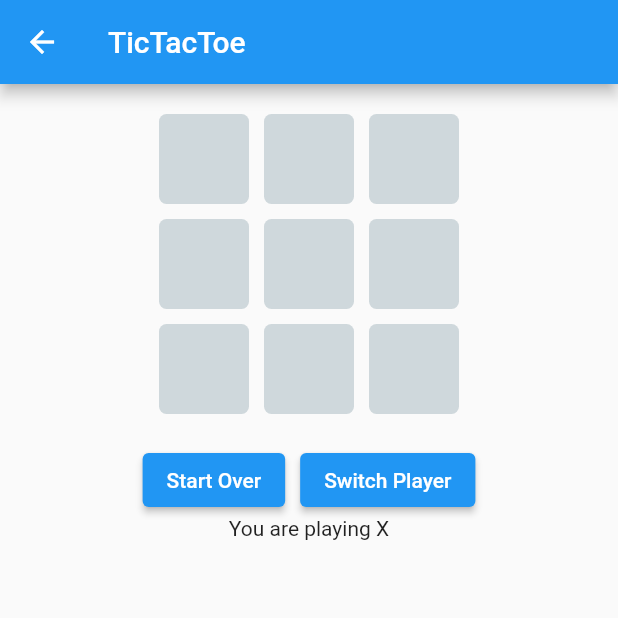
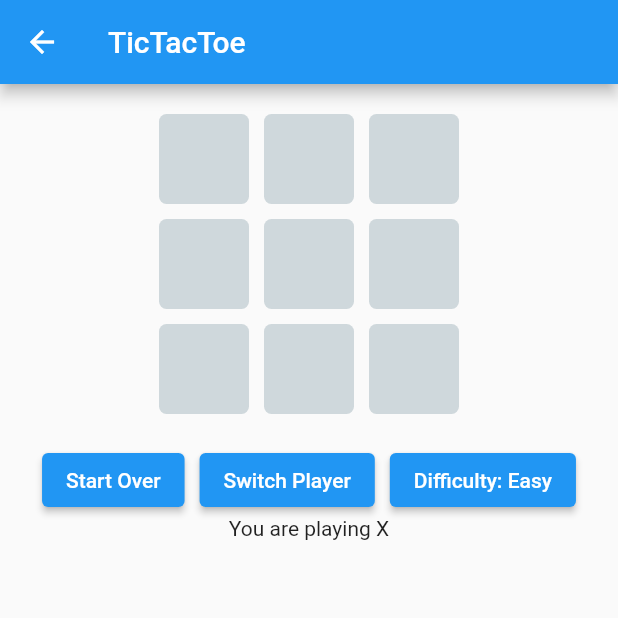
Before and after one commit to xinoehp512/security_app, a Flutter app: the TicTacToeScreen screen opened by its route, on a phone screen of 412 x 824 dp, the top half of it. Run offline on Flutter 3.47's test engine with Material 2 defaults, Android fonts, the light colour scheme and no system bars; our stand-ins replace cloud_firestore, firebase_auth, firebase_core; accounts and stored records are empty.

Commit message:
Added Difficulty Switcher to Tic-tac-toe.

```diff
--- a/lib/widgets/tic_tac_toe_board.dart
+++ b/lib/widgets/tic_tac_toe_board.dart
@@ -11,6 +11,7 @@ class TicTacToeBoard extends StatefulWidget {
 class _TicTacToeBoardState extends State<TicTacToeBoard> {
   final _ticTacToe = TicTacToe();
   var _playerMovesX = true;
+  var difficulty = false;
   void makeMove(int x, int y) {
     setState(() {
       _ticTacToe.playerMove(x, y, _playerMovesX ? 1 : -1);
@@ -19,7 +20,7 @@ class _TicTacToeBoardState extends State<TicTacToeBoard> {
       return;
     }
     setState(() {
-      _ticTacToe.aiMove(_playerMovesX ? -1 : 1);
+      _ticTacToe.aiMove(_playerMovesX ? -1 : 1, difficulty);
     });
     checkForVictory();
   }
@@ -28,7 +29,7 @@ class _TicTacToeBoardState extends State<TicTacToeBoard> {
     var victory = _ticTacToe.checkForVictory();
     if (victory != null) {
       setState(() {
-        _ticTacToe.markVictory(victory!);
+        _ticTacToe.markVictory(victory);
       });
       return true;
     }
@@ -39,13 +40,18 @@ class _TicTacToeBoardState extends State<TicTacToeBoard> {
     setState(() {
       _ticTacToe.clearBoard();
       if (!_playerMovesX) {
-        _ticTacToe.aiMove(1);
+        _ticTacToe.aiMove(1, difficulty);
       }
     });
   }
 
   void switchPlayer() {
     _playerMovesX = !_playerMovesX;
+    reset();
+  }
+
+  void switchDifficulty() {
+    difficulty = !difficulty;
     reset();
   }
 
@@ -72,9 +78,13 @@ class _TicTacToeBoardState extends State<TicTacToeBoard> {
           mainAxisSize: MainAxisSize.min,
           children: [
             ElevatedButton(onPressed: reset, child: const Text("Start Over")),
-            SizedBox(width: 10),
+            const SizedBox(width: 10),
             ElevatedButton(
                 onPressed: switchPlayer, child: const Text("Switch Player")),
+            const SizedBox(width: 10),
+            ElevatedButton(
+                onPressed: switchDifficulty,
+                child: Text("Difficulty: ${difficulty ? "Hard" : "Easy"}")),
           ],
         ),
         Text("You are playing ${_playerMovesX ? "X" : "O"}"),
```
Also changed, not shown: lib/models/tic_tac_toe.dart (+79 -5 lines).
